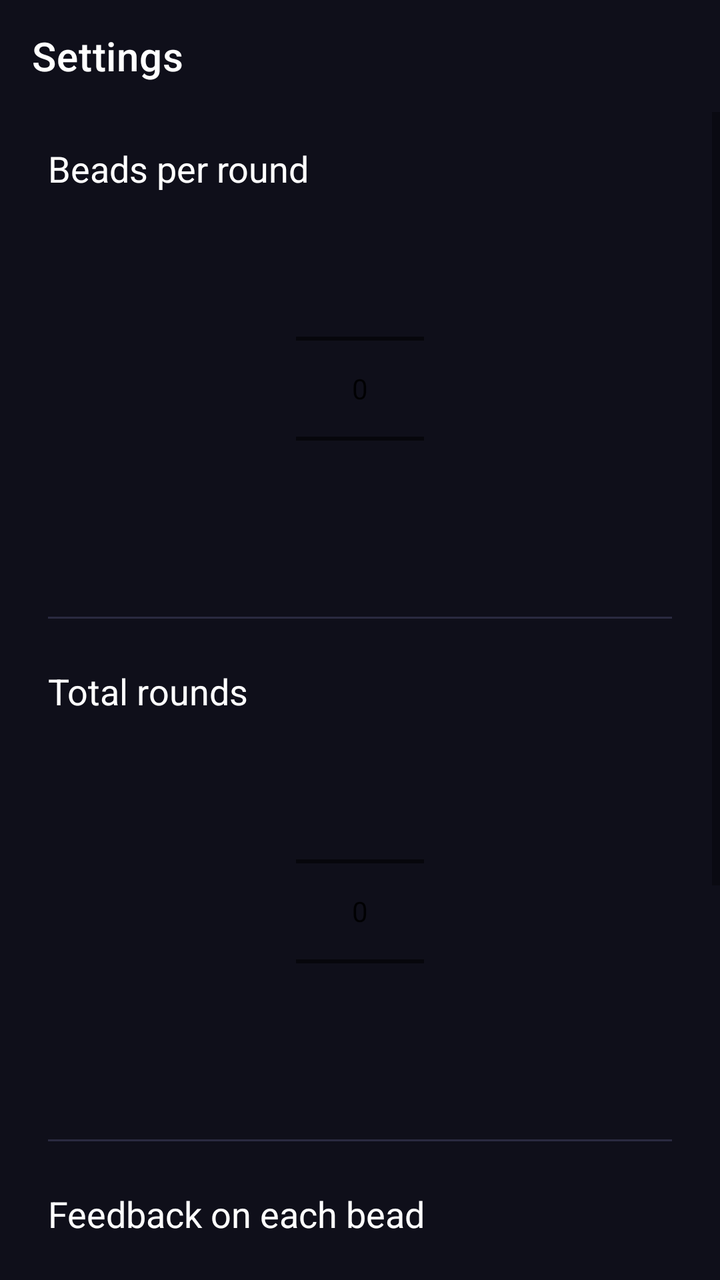
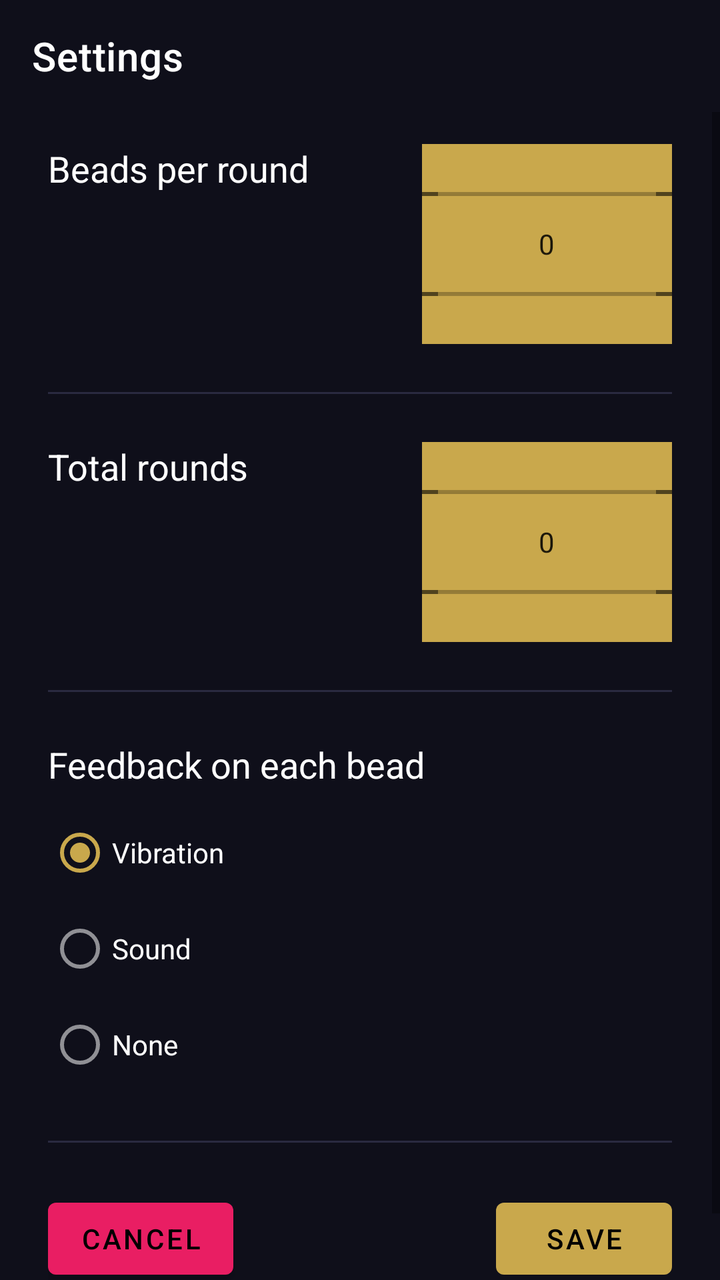

Compare the two renders of this Android layout. The source of the first and the diff that turns it into the second are given below.
<!-- AndroidManifest.xml: activity theme Theme.Japa -->
<!-- res/layout/activity_settings.xml -->
<?xml version="1.0" encoding="utf-8"?>
<LinearLayout
    xmlns:android="http://schemas.android.com/apk/res/android"
    xmlns:app="http://schemas.android.com/apk/res-auto"
    android:layout_width="match_parent"
    android:layout_height="match_parent"
    android:orientation="vertical"
    android:background="@color/bg_dark">

    
    <com.google.android.material.appbar.MaterialToolbar
        android:id="@+id/toolbar_settings"
        android:layout_width="match_parent"
        android:layout_height="?attr/actionBarSize"
        android:background="@color/bg_dark"
        app:title="@string/settings_title"
        app:titleTextColor="@color/text_primary"
        app:navigationIconTint="@color/text_secondary" />

    <ScrollView
        android:layout_width="match_parent"
        android:layout_height="0dp"
        android:layout_weight="1"
        android:fillViewport="true">

        <LinearLayout
            android:layout_width="match_parent"
            android:layout_height="wrap_content"
            android:orientation="vertical"
            android:paddingHorizontal="24dp"
            android:paddingTop="16dp"
            android:paddingBottom="32dp">

            
            <TextView
                android:layout_width="wrap_content"
                android:layout_height="wrap_content"
                android:text="@string/label_beads"
                android:textColor="@color/text_primary"
                android:textSize="18sp"
                android:layout_marginBottom="8dp" />

            <NumberPicker
                android:id="@+id/picker_beads"
                android:layout_width="wrap_content"
                android:layout_height="wrap_content"
                android:layout_gravity="center_horizontal"
                android:textColor="@color/text_primary" />

            <View
                android:layout_width="match_parent"
                android:layout_height="1dp"
                android:background="@color/track_dim"
                android:layout_marginVertical="24dp" />

            
            <TextView
                android:layout_width="wrap_content"
                android:layout_height="wrap_content"
                android:text="@string/label_rounds"
                android:textColor="@color/text_primary"
                android:textSize="18sp"
                android:layout_marginBottom="8dp" />

            <NumberPicker
                android:id="@+id/picker_rounds"
                android:layout_width="wrap_content"
                android:layout_height="wrap_content"
                android:layout_gravity="center_horizontal"
                android:textColor="@color/text_primary" />

            <View
                android:layout_width="match_parent"
                android:layout_height="1dp"
                android:background="@color/track_dim"
                android:layout_marginVertical="24dp" />

            
            <TextView
                android:layout_width="wrap_content"
                android:layout_height="wrap_content"
                android:text="@string/label_feedback"
                android:textColor="@color/text_primary"
                android:textSize="18sp"
                android:layout_marginBottom="8dp" />

            <RadioGroup
                android:id="@+id/radio_feedback"
                android:layout_width="match_parent"
                android:layout_height="wrap_content"
                android:orientation="vertical">

                <com.google.android.material.radiobutton.MaterialRadioButton
                    android:id="@+id/radio_vibration"
                    android:layout_width="match_parent"
                    android:layout_height="48dp"
                    android:text="@string/feedback_vibration"
                    android:textColor="@color/text_primary"
                    android:checked="true" />

                <com.google.android.material.radiobutton.MaterialRadioButton
                    android:id="@+id/radio_sound"
                    android:layout_width="match_parent"
                    android:layout_height="48dp"
                    android:text="@string/feedback_sound"
                    android:textColor="@color/text_primary" />

                <com.google.android.material.radiobutton.MaterialRadioButton
                    android:id="@+id/radio_none"
                    android:layout_width="match_parent"
                    android:layout_height="48dp"
                    android:text="@string/feedback_none"
                    android:textColor="@color/text_primary" />

            </RadioGroup>

            
            <TextView
                android:layout_width="match_parent"
                android:layout_height="wrap_content"
                android:layout_marginTop="8dp"
                android:text="@string/sound_note"
                android:textColor="@color/text_hint"
                android:textSize="12sp" />

            <View
                android:layout_width="match_parent"
                android:layout_height="1dp"
                android:background="@color/track_dim"
                android:layout_marginVertical="24dp" />

            
            <LinearLayout
                android:layout_width="match_parent"
                android:layout_height="wrap_content"
                android:orientation="horizontal"
                android:gravity="end">

                <com.google.android.material.button.MaterialButton
                    android:id="@+id/btn_cancel"
                    style="@style/Widget.Material3.Button.TextButton"
                    android:layout_width="wrap_content"
                    android:layout_height="wrap_content"
                    android:layout_marginEnd="8dp"
                    android:text="@string/cancel"
                    android:textColor="@color/text_secondary" />

                <com.google.android.material.button.MaterialButton
                    android:id="@+id/btn_save"
                    android:layout_width="wrap_content"
                    android:layout_height="wrap_content"
                    android:text="@string/save"
                    app:backgroundTint="@color/accent_gold" />

            </LinearLayout>

        </LinearLayout>
    </ScrollView>
</LinearLayout>
<!-- resources referenced by this layout -->
<resources>
  <color name="accent_gold">#FFC9A84C</color>
  <color name="bg_dark">#FF0F0F1A</color>
  <color name="text_hint">#FF606080</color>
  <color name="text_primary">#FFFFFFFF</color>
  <color name="text_secondary">#FFB0B0C8</color>
  <color name="track_dim">#FF2A2A40</color>
  <string name="cancel">Cancel</string>
  <string name="feedback_none">None</string>
  <string name="feedback_sound">Sound (place mp3 files in res/raw/)</string>
  <string name="feedback_vibration">Vibration</string>
  <string name="label_beads">Beads per round</string>
  <string name="label_feedback">Feedback on each bead</string>
  <string name="label_rounds">Total rounds</string>
  <string name="save">Save</string>
  <string name="settings_title">Settings</string>
  <string name="sound_note">To enable sound: add bead_sound.mp3 and round_sound.mp3 to app/src/main/res/raw/ then rebuild.</string>
  <style name="Theme.Japa" parent="Theme.MaterialComponents.DayNight.NoActionBar">
          <item name="colorPrimary">@color/accent_gold</item>
          <item name="colorPrimaryVariant">@color/accent_gold</item>
          <item name="colorOnPrimary">@color/black</item>
          <item name="colorSecondary">@color/accent_gold</item>
          <item name="colorOnSecondary">@color/black</item>
          <item name="android:colorBackground">@color/bg_dark</item>
          <item name="colorSurface">@color/bg_dark</item>
          <item name="colorOnSurface">@color/text_primary</item>
          <item name="colorOnBackground">@color/text_primary</item>
          <item name="android:statusBarColor">@color/bg_dark</item>
          <item name="android:navigationBarColor">@color/bg_dark</item>
          <item name="android:windowLightStatusBar">false</item>
      </style>
  <color name="black">#FF000000</color>
</resources>

<!-- the commit's change to res/layout/activity_settings.xml (unified diff, before → after) -->
@@ -1,11 +1,11 @@
 <?xml version="1.0" encoding="utf-8"?>
-<LinearLayout
-    xmlns:android="http://schemas.android.com/apk/res/android"
+<LinearLayout xmlns:android="http://schemas.android.com/apk/res/android"
     xmlns:app="http://schemas.android.com/apk/res-auto"
+    xmlns:tools="http://schemas.android.com/tools"
     android:layout_width="match_parent"
     android:layout_height="match_parent"
-    android:orientation="vertical"
-    android:background="@color/bg_dark">
+    android:background="@color/bg_dark"
+    android:orientation="vertical">
 
     
     <com.google.android.material.appbar.MaterialToolbar
@@ -13,9 +13,9 @@
         android:layout_width="match_parent"
         android:layout_height="?attr/actionBarSize"
         android:background="@color/bg_dark"
+        app:navigationIconTint="@color/text_secondary"
         app:title="@string/settings_title"
-        app:titleTextColor="@color/text_primary"
-        app:navigationIconTint="@color/text_secondary" />
+        app:titleTextColor="@color/text_primary" />
 
     <ScrollView
         android:layout_width="match_parent"
@@ -32,57 +32,78 @@
             android:paddingBottom="32dp">
 
             
+
+            <LinearLayout
+                android:layout_width="match_parent"
+                android:layout_height="wrap_content"
+                android:orientation="horizontal">
+
+                <TextView
+                    android:layout_width="wrap_content"
+                    android:layout_height="wrap_content"
+                    android:layout_marginBottom="8dp"
+                    android:text="@string/label_beads"
+                    android:textColor="@color/text_primary"
+                    android:textSize="18sp" />
+
+                <Space
+                    android:layout_width="wrap_content"
+                    android:layout_height="wrap_content"
+                    android:layout_weight="1" />
+
+                <NumberPicker
+                    android:id="@+id/picker_beads"
+                    style="@style/NumberPickerEditTextStyle"
+                    android:layout_gravity="center_horizontal" />
+
+            </LinearLayout>
+
+            
+            <View
+                android:layout_width="match_parent"
+                android:layout_height="1dp"
+                android:layout_marginVertical="24dp"
+                android:background="@color/track_dim" />
+
+            <LinearLayout
+                android:layout_width="match_parent"
+                android:layout_height="wrap_content"
+                android:orientation="horizontal">
+
+                <TextView
+                    android:layout_width="wrap_content"
+                    android:layout_height="wrap_content"
+                    android:layout_marginBottom="8dp"
+                    android:text="@string/label_rounds"
+                    android:textColor="@color/text_primary"
+                    android:textSize="18sp" />
+
+                <Space
+                    android:layout_width="wrap_content"
+                    android:layout_height="wrap_content"
+                    android:layout_weight="1" />
+
+                <NumberPicker
+                    android:id="@+id/picker_rounds"
+                    style="@style/NumberPickerEditTextStyle"
+                    />
+            </LinearLayout>
+
+            
+            <View
+                android:id="@+id/view"
+                android:layout_width="match_parent"
+                android:layout_height="1dp"
+                android:layout_marginVertical="24dp"
+                android:background="@color/track_dim" />
+
             <TextView
                 android:layout_width="wrap_content"
                 android:layout_height="wrap_content"
-                android:text="@string/label_beads"
-                android:textColor="@color/text_primary"
-                android:textSize="18sp"
-                android:layout_marginBottom="8dp" />
-
-            <NumberPicker
-                android:id="@+id/picker_beads"
-                android:layout_width="wrap_content"
-                android:layout_height="wrap_content"
-                android:layout_gravity="center_horizontal"
-                android:textColor="@color/text_primary" />
-
-            <View
-                android:layout_width="match_parent"
-                android:layout_height="1dp"
-                android:background="@color/track_dim"
-                android:layout_marginVertical="24dp" />
-
-            
-            <TextView
-                android:layout_width="wrap_content"
-                android:layout_height="wrap_content"
-                android:text="@string/label_rounds"
-                android:textColor="@color/text_primary"
-                android:textSize="18sp"
-                android:layout_marginBottom="8dp" />
-
-            <NumberPicker
-                android:id="@+id/picker_rounds"
-                android:layout_width="wrap_content"
-                android:layout_height="wrap_content"
-                android:layout_gravity="center_horizontal"
-                android:textColor="@color/text_primary" />
-
-            <View
-                android:layout_width="match_parent"
-                android:layout_height="1dp"
-                android:background="@color/track_dim"
-                android:layout_marginVertical="24dp" />
-
-            
-            <TextView
-                android:layout_width="wrap_content"
-                android:layout_height="wrap_content"
+                android:layout_marginBottom="8dp"
                 android:text="@string/label_feedback"
                 android:textColor="@color/text_primary"
-                android:textSize="18sp"
-                android:layout_marginBottom="8dp" />
+                android:textSize="18sp" />
 
             <RadioGroup
                 android:id="@+id/radio_feedback"
@@ -94,9 +115,9 @@
                     android:id="@+id/radio_vibration"
                     android:layout_width="match_parent"
                     android:layout_height="48dp"
+                    android:checked="true"
                     android:text="@string/feedback_vibration"
-                    android:textColor="@color/text_primary"
-                    android:checked="true" />
+                    android:textColor="@color/text_primary" />
 
                 <com.google.android.material.radiobutton.MaterialRadioButton
                     android:id="@+id/radio_sound"
@@ -115,35 +136,31 @@
             </RadioGroup>
 
             
-            <TextView
-                android:layout_width="match_parent"
-                android:layout_height="wrap_content"
-                android:layout_marginTop="8dp"
-                android:text="@string/sound_note"
-                android:textColor="@color/text_hint"
-                android:textSize="12sp" />
 
             <View
                 android:layout_width="match_parent"
                 android:layout_height="1dp"
-                android:background="@color/track_dim"
-                android:layout_marginVertical="24dp" />
+                android:layout_marginVertical="24dp"
+                android:background="@color/track_dim" />
 
             
             <LinearLayout
                 android:layout_width="match_parent"
                 android:layout_height="wrap_content"
-                android:orientation="horizontal"
-                android:gravity="end">
+                android:gravity="end"
+                android:orientation="horizontal">
 
                 <com.google.android.material.button.MaterialButton
                     android:id="@+id/btn_cancel"
-                    style="@style/Widget.Material3.Button.TextButton"
                     android:layout_width="wrap_content"
                     android:layout_height="wrap_content"
-                    android:layout_marginEnd="8dp"
                     android:text="@string/cancel"
-                    android:textColor="@color/text_secondary" />
+                    app:backgroundTint="#E91E63" />
+
+                <Space
+                    android:layout_width="wrap_content"
+                    android:layout_height="wrap_content"
+                    android:layout_weight="1" />
 
                 <com.google.android.material.button.MaterialButton
                     android:id="@+id/btn_save"
<!-- resource entries referenced after the edit -->
@@ -2,20 +2,30 @@
 <resources>
   <color name="accent_gold">#FFC9A84C</color>
   <color name="bg_dark">#FF0F0F1A</color>
-  <color name="text_hint">#FF606080</color>
   <color name="text_primary">#FFFFFFFF</color>
   <color name="text_secondary">#FFB0B0C8</color>
   <color name="track_dim">#FF2A2A40</color>
   <string name="cancel">Cancel</string>
   <string name="feedback_none">None</string>
-  <string name="feedback_sound">Sound (place mp3 files in res/raw/)</string>
+  <string name="feedback_sound">Sound</string>
   <string name="feedback_vibration">Vibration</string>
   <string name="label_beads">Beads per round</string>
   <string name="label_feedback">Feedback on each bead</string>
   <string name="label_rounds">Total rounds</string>
   <string name="save">Save</string>
   <string name="settings_title">Settings</string>
-  <string name="sound_note">To enable sound: add bead_sound.mp3 and round_sound.mp3 to app/src/main/res/raw/ then rebuild.</string>
+  <style name="NumberPickerEditTextStyle">
+          <item name="android:textSize">24sp</item> 
+          <item name="android:textColor">@color/text_primary</item> 
+          <item name="android:padding">8dp</item> 
+  
+  
+          <item name="android:layout_width">125dp</item> 
+          <item name="android:layout_height">100dp</item> 
+          <item name="android:layout_gravity">center_horizontal</item> 
+          <item name="android:background">@color/accent_gold</item> 
+  
+      </style>
   <style name="Theme.Japa" parent="Theme.MaterialComponents.DayNight.NoActionBar">
           <item name="colorPrimary">@color/accent_gold</item>
           <item name="colorPrimaryVariant">@color/accent_gold</item>
